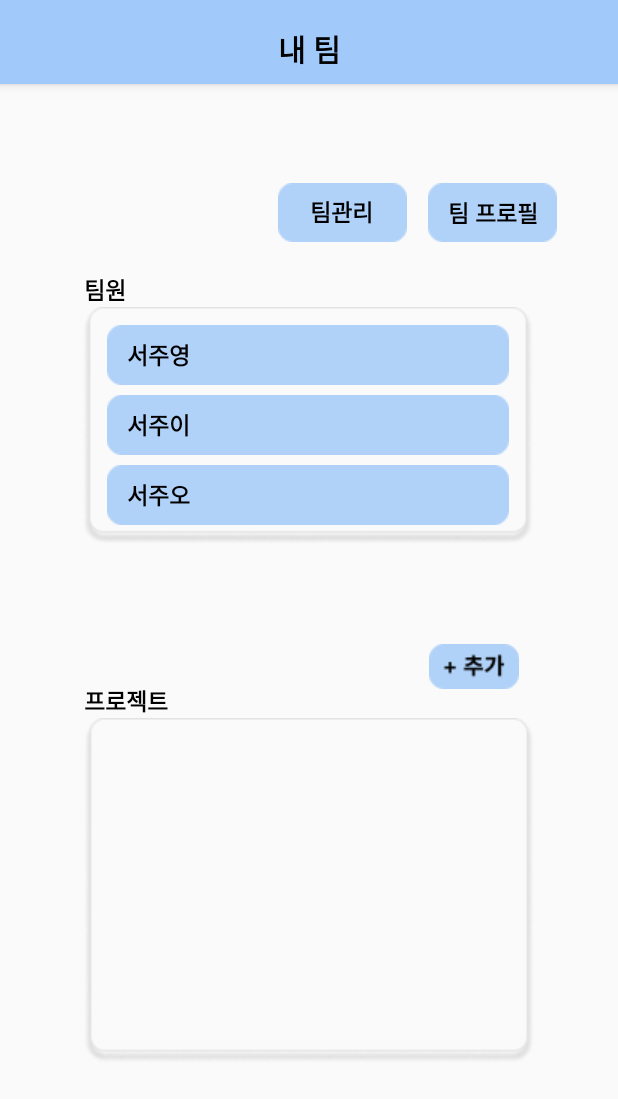
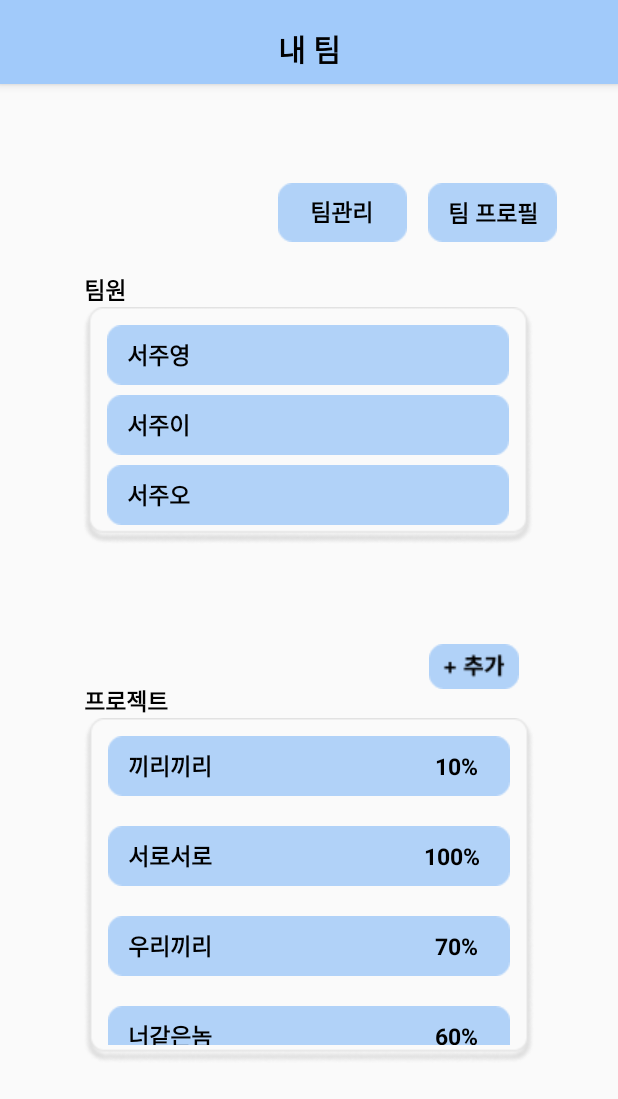
Before and after one commit to Team-Newfangled/flock-Android, an Android app: the MyTeam screen opened directly, with no data from a screen before it, on a phone screen of 412 x 824 dp. Shown: the top 1099 px of the screen. Run offline under Robolectric (Android 15) with nearby library versions, the phone set to English and light mode, and no system bars; our stand-ins replace data binding.

Commit message:
🖊:: TeamMemberView Fin

```diff
--- a/app/src/main/java/com/example/kkirikkiri/view/MyTeam.kt
+++ b/app/src/main/java/com/example/kkirikkiri/view/MyTeam.kt
@@ -9,7 +9,9 @@ import com.example.kkirikkiri.R
 import com.example.kkirikkiri.databinding.ActivityMyTeamBinding
 import com.example.kkirikkiri.view.recyclerview.RecyclerDecorationHeight
 import com.example.kkirikkiri.view.recyclerview.myteam.MyTeamAdapter
+import com.example.kkirikkiri.view.recyclerview.myteam.MyTeamProjectAdapter
 import com.example.kkirikkiri.view.recyclerview.myteam.TeamMember
+import com.example.kkirikkiri.view.recyclerview.myteam.TeamMemberProject
 
 class MyTeam : AppCompatActivity() {
 
@@ -28,7 +30,7 @@ class MyTeam : AppCompatActivity() {
         val member4 = TeamMember("서주사", 1)
         val member5 = TeamMember("서주지", 1)
         val member6 = TeamMember("서주잔", 1)
-        val list = listOf<TeamMember>(member1, member2, member3, member4, member5, member6 )
+        val list = listOf(member1, member2, member3, member4, member5, member6 )
 
         binding.teamMember.adapter = MyTeamAdapter(list)
         binding.teamMember.layoutManager = LinearLayoutManager(this)
@@ -36,6 +38,15 @@ class MyTeam : AppCompatActivity() {
 
         binding.teamProfile.setOnClickListener { startActivity(Intent(applicationContext, TeamProfile::class.java)) }
 
+        val project1 = TeamMemberProject("끼리끼리", 10, 1)
+        val project2 = TeamMemberProject("서로서로", 100, 2)
+        val project3 = TeamMemberProject("우리끼리", 70, 3)
+        val project4 = TeamMemberProject("너같은놈", 60, 4)
+        val project5 = TeamMemberProject("아 망했다", 5, 5)
+        val list1 = listOf(project1, project2, project3, project4, project5)
+        binding.project.adapter = MyTeamProjectAdapter(list1)
+        binding.project.layoutManager = LinearLayoutManager(this)
+        binding.project.addItemDecoration(RecyclerDecorationHeight(30))
 
     }
 }
--- a/app/src/main/java/com/example/kkirikkiri/view/recyclerview/RecyclerDecorationHeight.kt
+++ b/app/src/main/java/com/example/kkirikkiri/view/recyclerview/RecyclerDecorationHeight.kt
@@ -12,7 +12,6 @@ class RecyclerDecorationHeight(private val divHeight : Int) : RecyclerView.ItemD
         state: RecyclerView.State
     ) {
         super.getItemOffsets(outRect, view, parent, state)
-        // 맨 아래 아이템이 아닐 시
         if (parent.getChildAdapterPosition(view) != parent.adapter!!.itemCount - 1) {
             outRect.bottom = divHeight
         }
--- /dev/null
+++ b/app/src/main/java/com/example/kkirikkiri/view/recyclerview/myteam/MyTeamProjectAdapter.kt
@@ -0,0 +1,37 @@
+package com.example.kkirikkiri.view.recyclerview.myteam
+
+import android.annotation.SuppressLint
+import android.view.LayoutInflater
+import android.view.ViewGroup
+import androidx.recyclerview.widget.RecyclerView
+import com.example.kkirikkiri.databinding.ItemProjectBinding
+
+class MyTeamProjectAdapter(private val list: List<TeamMemberProject>) : RecyclerView.Adapter<MyTeamProjectAdapter.Holder>() {
+
+
+    override fun onCreateViewHolder(parent: ViewGroup, viewType: Int): Holder {
+        val binding = ItemProjectBinding.inflate(LayoutInflater.from(parent.context), parent, false)
+
+        return Holder(binding)
+    }
+
+    override fun onBindViewHolder(holder: Holder, position: Int) {
+        val project = list[position]
+
+        holder.setProject(project)
+    }
+
+    override fun getItemCount(): Int {
+        return list.size
+    }
+
+
+    inner class Holder(var binding : ItemProjectBinding) : RecyclerView.ViewHolder(binding.root) {
+        @SuppressLint("SetTextI18n")
+        fun setProject(project : TeamMemberProject) {
+            binding.itemProjectName.text = project.name
+            binding.itemProjectPercent.text = "${project.percent}%"
+            binding.projectId.text = project.id.toString()
+        }
+    }
+}
--- /dev/null
+++ b/app/src/main/java/com/example/kkirikkiri/view/recyclerview/myteam/TeamMemberProject.kt
@@ -0,0 +1,3 @@
+package com.example.kkirikkiri.view.recyclerview.myteam
+
+data class TeamMemberProject(var name : String, var percent : Int, var id : Int)
--- a/app/src/main/res/layout/item_project.xml
+++ b/app/src/main/res/layout/item_project.xml
@@ -34,5 +34,14 @@
         app:layout_constraintStart_toStartOf="@+id/item_project_name"
         app:layout_constraintTop_toTopOf="@+id/item_project_name" />
 
+    <TextView
+        android:id="@+id/project_id"
+        android:layout_width="wrap_content"
+        android:layout_height="wrap_content"
+        android:visibility="invisible"
+        app:layout_constraintBottom_toBottomOf="@+id/item_project_name"
+        app:layout_constraintEnd_toEndOf="@+id/item_project_name"
+        app:layout_constraintStart_toStartOf="@+id/item_project_name" />
+
 
 </androidx.constraintlayout.widget.ConstraintLayout>
```
